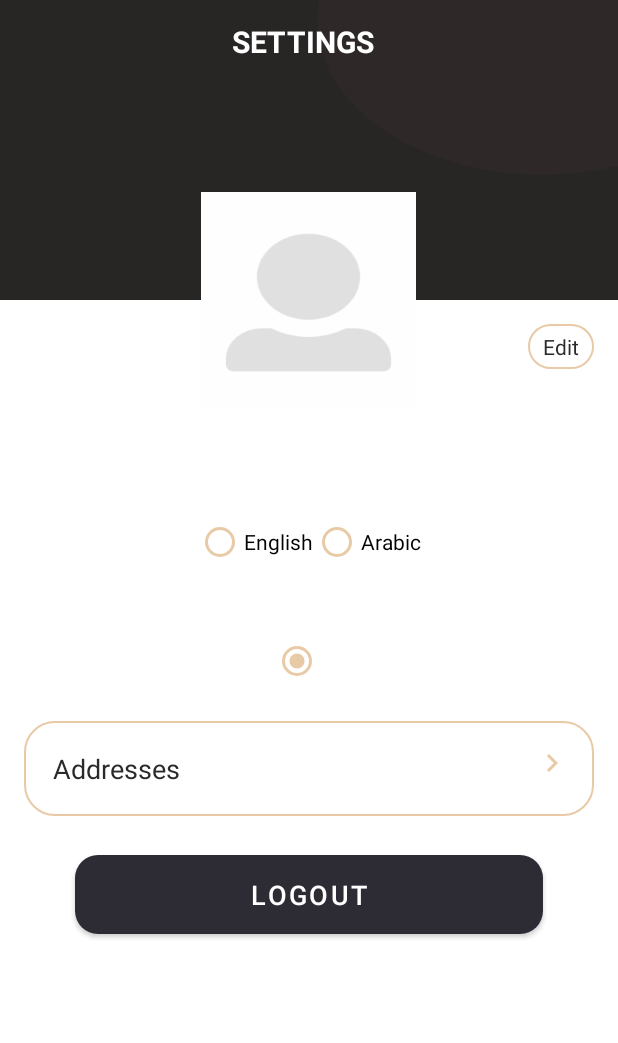
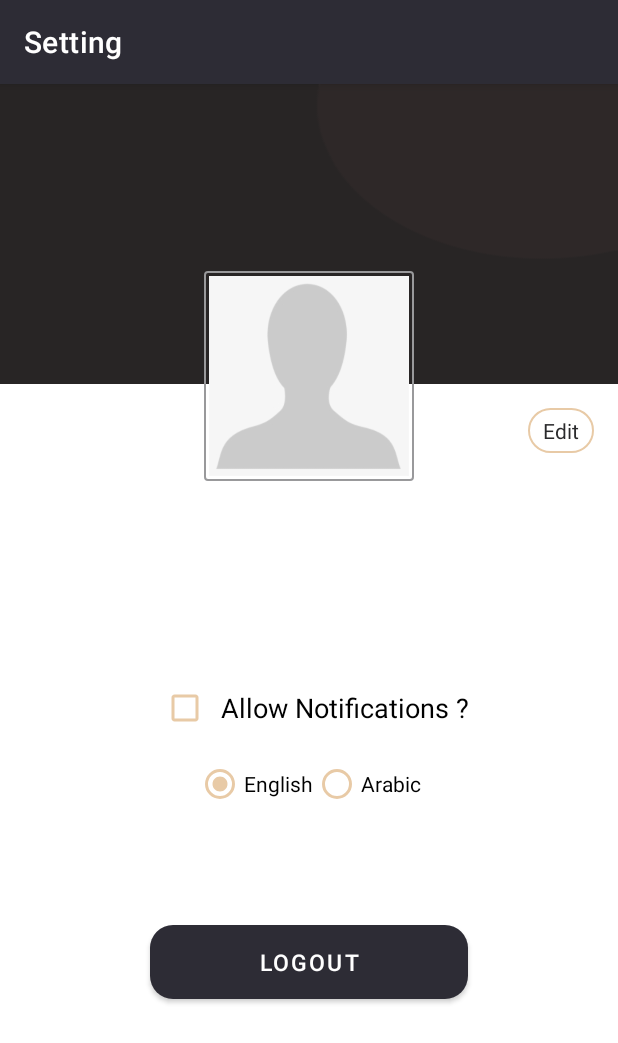
Before and after one commit to mokeshawy/Bridal, an Android app: the SettingsAccountFragment screen opened through its navigation route, on a phone screen of 412 x 824 dp. Shown: the top 1043 px of the screen. Run offline under Robolectric (Android 15) with nearby library versions, the phone set to English and light mode, and no system bars; our stand-ins replace data binding, navigation-ui; pictures from the network do not load.

Commit message:
finsh show details for user in setting page

```diff
--- a/app/src/main/java/com/example/bridal/ui/activits/MainActivity.kt
+++ b/app/src/main/java/com/example/bridal/ui/activits/MainActivity.kt
@@ -43,14 +43,14 @@ class MainActivity : AppCompatActivity(){
             R.id.forgetPasswordFragment,
             R.id.addProductFragment,
             R.id.productFragment,
-            R.id.completeProfileFragment))
+            R.id.completeProfileFragment,
+            R.id.settingsAccountFragment))
        setupActionBarWithNavController(navController, appBarConfiguration)
 
 
         // Operation work for hide and show actionbar on fragment.
         navController.addOnDestinationChangedListener { _, destination, _ ->
             when(destination.id){
-                R.id.settingsAccountFragment    -> supportActionBar!!.hide()
                 R.id.splashFragment             -> supportActionBar!!.hide()
                 R.id.completeProfileFragment    -> supportActionBar!!.hide()
                 else -> supportActionBar!!.show()
--- a/app/src/main/java/com/example/bridal/ui/addproductfragment/AddProductFragment.kt
+++ b/app/src/main/java/com/example/bridal/ui/addproductfragment/AddProductFragment.kt
@@ -44,7 +44,7 @@ class AddProductFragment : Fragment() {
         imageUriOne     = Constants.SOURCE_IMAGE_ONE.toUri()
         imageUriTow     = Constants.SOURCE_IMAGE_TOW.toUri()
         imageUriThree   = Constants.SOURCE_IMAGE_THREE.toUri()
-        videoUri = Constants.SOURCE_IMAGE_THREE.toUri()
+        videoUri        = Constants.SOURCE_IMAGE_THREE.toUri()
 
         binding.loadingView.visibility = View.GONE
 
@@ -68,7 +68,8 @@ class AddProductFragment : Fragment() {
             pickVideo()
         }
 
-        addProductViewModel.addShowMoreImage(requireActivity(),binding.llUserPremiumRequire,binding.llUserPremiumDone)
+        // call fun show select more image. when go user update profile to premium option will go unlock select more image.
+        addProductViewModel.addShowMoreImageAndVedio(requireActivity(),binding.llUserPremiumRequire,binding.llUserPremiumDone)
 
         // select category.
         binding.spinnerCategory.onItemSelectedListener = object : AdapterView.OnItemSelectedListener{
@@ -146,6 +147,7 @@ class AddProductFragment : Fragment() {
         super.onActivityResult(requestCode, resultCode, data)
 
         if(requestCode == Constants.IMAGE_NUM_ONE_KEY && resultCode == AppCompatActivity.RESULT_OK){
+
             imageUriOne = data?.data!!
             binding.ivImageOne.setImageURI(imageUriOne)
         }
--- a/app/src/main/java/com/example/bridal/ui/settingsaccountfragment/SettingsAccountFragment.kt
+++ b/app/src/main/java/com/example/bridal/ui/settingsaccountfragment/SettingsAccountFragment.kt
@@ -8,9 +8,11 @@ import android.view.LayoutInflater
 import android.view.View
 import android.view.ViewGroup
 import androidx.fragment.app.viewModels
+import androidx.lifecycle.Observer
 import com.example.bridal.R
 import com.example.bridal.databinding.FragmentSettingsAccountBinding
 import com.example.bridal.model.UserModel
+import com.example.bridal.ui.glideLoader
 import com.example.bridal.util.Constants
 
 class SettingsAccountFragment : Fragment() {
@@ -31,7 +33,32 @@ class SettingsAccountFragment : Fragment() {
         binding.lifecycleOwner = this
         binding.settingsAccountFragment = settingsAccountViewModel
 
-        val myPreference    = activity?.getSharedPreferences(Constants.USERS_SHARED_KEY,Context.MODE_PRIVATE)
-        binding.tvName.text = myPreference!!.getString(Constants.FIRST_NAME_KEY,"")
+        // call function for show data for user.
+        settingsAccountViewModel.showDataForUser(requireActivity(),binding.ivUserPhoto)
+
+        // call function for observer.
+        observer()
+
+        // show text for allow notification.
+        binding.tvNotification.text = resources.getString(R.string.allow)
+
+        binding.tvEdit.setOnClickListener {
+
+        }
+    }
+
+    // fun for observer.
+    private fun observer(){
+        settingsAccountViewModel.tvName.observe(viewLifecycleOwner, Observer {
+            binding.tvName.text = it
+        })
+
+        settingsAccountViewModel.tvEmail.observe(viewLifecycleOwner, Observer {
+            binding.tvEmail.text = it
+        })
+
+        settingsAccountViewModel.tvPhoneNumber.observe(viewLifecycleOwner, Observer {
+            binding.tvPhoneNumber.text = it
+        })
     }
 }
--- a/app/src/main/java/com/example/bridal/ui/settingsaccountfragment/SettingsAccountViewModel.kt
+++ b/app/src/main/java/com/example/bridal/ui/settingsaccountfragment/SettingsAccountViewModel.kt
@@ -1,6 +1,48 @@
 package com.example.bridal.ui.settingsaccountfragment
 
+import android.content.Context
+import android.content.res.Configuration
+import android.widget.ImageView
+import androidx.lifecycle.MutableLiveData
 import androidx.lifecycle.ViewModel
+import com.example.bridal.ui.glideLoader
+import com.example.bridal.util.Constants
+import java.util.*
 
 class SettingsAccountViewModel : ViewModel() {
+
+
+    var tvName          = MutableLiveData<String>("")
+    var tvEmail         = MutableLiveData<String>("")
+    var tvPhoneNumber   = MutableLiveData<String>("")
+
+
+    fun showDataForUser(context: Context , iv_profile : ImageView){
+        val myPreference = context.getSharedPreferences(Constants.USERS_SHARED_KEY,Context.MODE_PRIVATE)
+        tvName.value        =   "${myPreference!!.getString(Constants.FIRST_NAME_KEY,"")} "+
+                                "${myPreference!!.getString(Constants.LAST_NAME_KEY,"")}"
+
+        tvEmail.value       = myPreference!!.getString(Constants.USER_EMAIL_KEY,"")
+        tvPhoneNumber.value = myPreference!!.getString(Constants.USER_MOBILE_KEY,"")
+
+        glideLoader(context).loadUserPicture(myPreference!!.getString(Constants.USER_PROFILE_IMAGE,"").toString(),iv_profile)
+    }
+
+    fun loadLocated( context: Context){
+        val sharedPref  = context.getSharedPreferences("setting",Context.MODE_PRIVATE)
+        val language    = sharedPref.getString("myLanguage","")
+        setLocate(context ,language.toString())
+    }
+
+    @Suppress("DEPRECATION")
+    fun setLocate(context: Context, language : String) {
+        val local = Locale(language)
+        Locale.setDefault(local)
+        val config = Configuration()
+        config.locale = local
+        context.resources.updateConfiguration(config,context.resources.displayMetrics)
+
+        val sharedPref = context.getSharedPreferences("setting", Context.MODE_PRIVATE)!!.edit()
+        sharedPref.putString("myLanguage",language).apply()
+    }
 }
--- a/app/src/main/java/com/example/bridal/util/Constants.kt
+++ b/app/src/main/java/com/example/bridal/util/Constants.kt
@@ -28,7 +28,7 @@ object  Constants {
     const val USER_MOBILE_KEY   : String  = "mobile"
     const val USER_GENDER_KEY   : String  = "gender"
     const val USER_COMPLETE_PROFILE : String = "profileCompleted"
-    const val USER_PREMIUM_COMPLETE : String = "userPremium"
+    const val USER_PREMIUM_COMPLETE  = "userPremium"
 
     // shared preference key
     const val USERS_SHARED_KEY = "userKey"
@@ -75,6 +75,10 @@ object  Constants {
     // gender.
     const val GENDER_MALE = "male"
     const val GENDER_FEMALE = "female"
+
+    // const user edit profile.
+    const val USER_EDIT_PROFILE = "edit_profile"
+
 
     // fun snack bar show error and successful
     fun showErrorSnackBar(message : String, errorMessage : Boolean, context: Context, view : View){
--- a/app/src/main/res/layout/fragment_add_product.xml
+++ b/app/src/main/res/layout/fragment_add_product.xml
@@ -205,7 +205,6 @@
                             android:layout_height="80dp"
                             android:layout_margin="10dp"
                             android:src="@drawable/image_three" />
-
                     </LinearLayout>
 
                     <LinearLayout
@@ -235,7 +234,7 @@
                             android:layout_width="80dp"
                             android:layout_height="80dp"
                             android:layout_margin="10dp"
-                            android:src="@drawable/ic_vector_lock" />
+                            android:src="@drawable/ic_vector_lock"/>
 
                     </LinearLayout>
                 </LinearLayout>
--- a/app/src/main/res/layout/fragment_settings_account.xml
+++ b/app/src/main/res/layout/fragment_settings_account.xml
@@ -44,7 +44,6 @@
                         android:gravity="center"
                         android:paddingStart="@dimen/toolbar_title_paddingStart"
                         android:paddingEnd="0dp"
-                        android:text="@string/title_settings"
                         android:textColor="#ffff"
                         android:textSize="@dimen/toolbar_title_text_size"
                         android:textStyle="bold" />
@@ -56,6 +55,7 @@
                 android:id="@+id/fl_user_image"
                 android:layout_width="@dimen/settings_user_image_size"
                 android:layout_height="@dimen/settings_user_image_size"
+                android:background="@drawable/border_background"
                 android:layout_below="@id/fl_header_bg"
                 android:layout_centerHorizontal="true"
                 android:layout_marginTop="@dimen/settings_user_image_marginTop">
@@ -96,10 +96,10 @@
                 android:layout_marginTop="@dimen/settings_name_marginTop"
                 android:textColor="@color/black"
                 android:textSize="@dimen/settings_name_textSize"
-                tools:text="Denis Panjuta" />
+                tools:text="Mohamed Keshawy" />
 
-            <RadioGroup
-                android:id="@+id/tv_gender"
+            <com.google.android.material.textview.MaterialTextView
+                android:id="@+id/tv_email"
                 android:layout_width="wrap_content"
                 android:layout_height="wrap_content"
                 android:layout_below="@id/tv_name"
@@ -107,38 +107,10 @@
                 android:layout_marginTop="@dimen/settings_info_marginTop"
                 android:textColor="@color/back"
                 android:textSize="@dimen/settings_info_textSize"
-                android:orientation="horizontal"
-
-                >
-
-                <RadioButton
-                    android:id="@+id/radioMale"
-                    android:layout_width="wrap_content"
-                    android:layout_height="wrap_content"
-                    android:text="@string/en"
-                    android:buttonTint="@color/page" />
-
-                <RadioButton
-                    android:id="@+id/radioFemale"
-                    android:layout_width="wrap_content"
-                    android:layout_height="wrap_content"
-                    android:text="@string/ar"
-                    android:buttonTint="@color/page" />
-            </RadioGroup>
+                tools:text="mokeshaw@gmail.com" />
 
             <com.google.android.material.textview.MaterialTextView
-                android:id="@+id/tv_email"
-                android:layout_width="wrap_content"
-                android:layout_height="wrap_content"
-                android:layout_below="@id/tv_gender"
-                android:layout_centerHorizontal="true"
-                android:layout_marginTop="@dimen/settings_info_marginTop"
-                android:textColor="@color/back"
-                android:textSize="@dimen/settings_info_textSize"
-                tools:text="denis.panjuta@gmail.com" />
-
-            <com.google.android.material.radiobutton.MaterialRadioButton
-                android:id="@+id/tv_mobile_number"
+                android:id="@+id/tv_phone_number"
                 android:layout_width="wrap_content"
                 android:layout_height="wrap_content"
                 android:layout_below="@id/tv_email"
@@ -146,47 +118,73 @@
                 android:layout_marginTop="@dimen/settings_info_marginTop"
                 android:textColor="@color/back"
                 android:textSize="@dimen/settings_info_textSize"
-                tools:text="@string/allow"
-                android:checked="true"
-                android:textColorHint="@color/back"
-                android:buttonTint="@color/page" />
+                tools:text="00201007169654" />
 
             <LinearLayout
-                android:id="@+id/ll_address"
+                android:id="@+id/ll_check_box"
                 android:layout_width="match_parent"
                 android:layout_height="wrap_content"
-                android:layout_below="@id/tv_mobile_number"
-                android:layout_margin="@dimen/settings_address_margin"
-                android:background="@drawable/item_grey_border_background"
-                android:foreground="?attr/selectableItemBackground"
                 android:orientation="horizontal"
-                android:padding="@dimen/settings_address_padding">
+                android:gravity="center"
+                android:layout_below="@id/tv_phone_number">
 
-                <com.google.android.material.textview.MaterialTextView
-                    android:layout_width="0dp"
-                    android:layout_height="wrap_content"
-                    android:layout_margin="@dimen/settings_lbl_addresses_margin"
-                    android:layout_weight="1"
-                    android:text="@string/lbl_addresses"
-                    android:textColor="@color/back"
-                    android:textSize="@dimen/settings_lbl_addresses_textSize" />
-
-                <ImageView
+                <CheckBox
+                    android:id="@+id/rb_allow_notification"
                     android:layout_width="wrap_content"
                     android:layout_height="wrap_content"
-                    android:contentDescription="@string/content_description"
-                    android:src="@drawable/ic_vector_chevron_right" />
+                    android:layout_below="@id/tv_phone_number"
+                    android:layout_centerHorizontal="true"
+                    android:layout_marginTop="@dimen/settings_info_marginTop"
+                    android:textColor="@color/back"
+                    android:textColorHint="@color/back"
+                    android:buttonTint="@color/page" />
 
+                <TextView
+                    android:id="@+id/tv_notification"
+                    android:layout_width="wrap_content"
+                    android:layout_height="wrap_content"
+                    android:textColor="@color/black"
+                    android:layout_gravity="center"
+                    android:layout_marginTop="@dimen/settings_info_marginTop"
+                    android:textSize="@dimen/settings_info_textSize"/>
             </LinearLayout>
+
+            <RadioGroup
+                android:id="@+id/tv_change_language"
+                android:layout_width="wrap_content"
+                android:layout_height="wrap_content"
+                android:layout_below="@id/ll_check_box"
+                android:layout_centerHorizontal="true"
+                android:layout_marginTop="@dimen/settings_info_marginTop"
+                android:textColor="@color/back"
+                android:textSize="@dimen/settings_info_textSize"
+                android:orientation="horizontal" >
+
+                <RadioButton
+                    android:id="@+id/radio_arabic"
+                    android:layout_width="wrap_content"
+                    android:layout_height="wrap_content"
+                    android:checked="true"
+                    android:text="@string/en"
+                    android:buttonTint="@color/page" />
+
+                <RadioButton
+                    android:id="@+id/radio_english"
+                    android:layout_width="wrap_content"
+                    android:layout_height="wrap_content"
+                    android:text="@string/ar"
+                    android:buttonTint="@color/page" />
+            </RadioGroup>
+
 
             <com.google.android.material.button.MaterialButton
                 android:id="@+id/btn_logout"
                 android:layout_width="match_parent"
                 android:layout_height="wrap_content"
-                android:layout_below="@id/ll_address"
+                android:layout_below="@id/tv_change_language"
                 android:layout_gravity="center"
                 android:layout_marginStart="@dimen/settings_button_marginStartEnd"
-                android:layout_marginTop="10dp"
+                android:layout_marginTop="70dp"
                 android:layout_marginEnd="@dimen/settings_button_marginStartEnd"
                 android:layout_marginBottom="@dimen/settings_button_marginTopBottom"
                 android:background="@drawable/butbackground"
@@ -197,8 +195,6 @@
                 android:text="@string/btn_lbl_logout"
                 android:textColor="@android:color/white"
                 android:textSize="@dimen/btn_textSize" />
-
         </RelativeLayout>
-
     </ScrollView>
 </layout>
--- a/app/src/main/res/navigation/mobile_navigation.xml
+++ b/app/src/main/res/navigation/mobile_navigation.xml
@@ -107,6 +107,7 @@
     <fragment
         android:id="@+id/settingsAccountFragment"
         android:name="com.example.bridal.ui.settingsaccountfragment.SettingsAccountFragment"
+        android:label="@string/title_setting_page"
         tools:layout="@layout/fragment_settings_account" >
         <action
             android:id="@+id/action_settingsAccountFragment_to_completeProfileFragment"
--- a/app/src/main/res/values/dimens.xml
+++ b/app/src/main/res/values/dimens.xml
@@ -23,7 +23,7 @@
     <dimen name="et_textSize">13sp</dimen>
     <dimen name="clickable_text_view_padding">5dp</dimen>
     <dimen name="forgot_password_textSize">14sp</dimen>
-    <dimen name="btn_textSize">18sp</dimen>
+    <dimen name="btn_textSize">15sp</dimen>
     <dimen name="lbl_text_view_textSize">16sp</dimen>
 
     <dimen name="toolbar_title_paddingStart">-25dp</dimen>
@@ -52,7 +52,7 @@
 
 
     <dimen name="header_image_height">200dp</dimen>
-    <dimen name="settings_user_image_size">150dp</dimen>
+    <dimen name="settings_user_image_size">140dp</dimen>
     <dimen name="settings_user_image_marginTop">-75dp</dimen>
     <dimen name="settings_user_picture_margin">3dp</dimen>
     <dimen name="grey_border_stroke_size">1dp</dimen>
@@ -62,13 +62,13 @@
     <dimen name="settings_edit_label_textSize">14sp</dimen>
     <dimen name="settings_name_marginTop">30dp</dimen>
     <dimen name="settings_name_textSize">22sp</dimen>
-    <dimen name="settings_info_marginTop">3dp</dimen>
+    <dimen name="settings_info_marginTop">5dp</dimen>
     <dimen name="settings_info_textSize">18sp</dimen>
     <dimen name="settings_address_margin">16dp</dimen>
     <dimen name="settings_address_padding">16dp</dimen>
     <dimen name="settings_lbl_addresses_margin">3dp</dimen>
     <dimen name="settings_lbl_addresses_textSize">18sp</dimen>
-    <dimen name="settings_button_marginStartEnd">50dp</dimen>
+    <dimen name="settings_button_marginStartEnd">100dp</dimen>
     <dimen name="settings_button_marginTopBottom">16dp</dimen>
 
     <dimen name="profile_radio_button_height">35dp</dimen>
--- a/app/src/main/res/values/strings.xml
+++ b/app/src/main/res/values/strings.xml
@@ -32,7 +32,7 @@
 
     <string name="content_description">image</string>
 
-    <string name="title_settings">SETTINGS</string>
+    <string name="title_settings">Setting</string>
     <string name="lbl_edit">Edit</string>
     <string name="lbl_addresses">Addresses</string>
     <string name="btn_lbl_logout">Logout</string>
@@ -151,5 +151,6 @@
     <string name="rb_lbl_male">Male</string>
     <string name="rb_lbl_female">Female</string>
     <string name="title_select_more_image">Select more image</string>
+    <string name="title_setting_page">Setting</string>
 
 </resources>
```
Also changed, not shown: app/src/main/java/com/example/bridal/ui/addproductfragment/AddProductViewModel.kt (+11 -5 lines), app/src/main/java/com/example/bridal/ui/completeprofilefragment/CompleteProfileFragment.kt (+6 -1 lines), app/src/main/java/com/example/bridal/ui/completeprofilefragment/CompleteProfileViewModel.kt (+11 -2 lines), app/src/main/res/layout/fragment_complete_profile.xml (+20 -16 lines), 1 other file.
